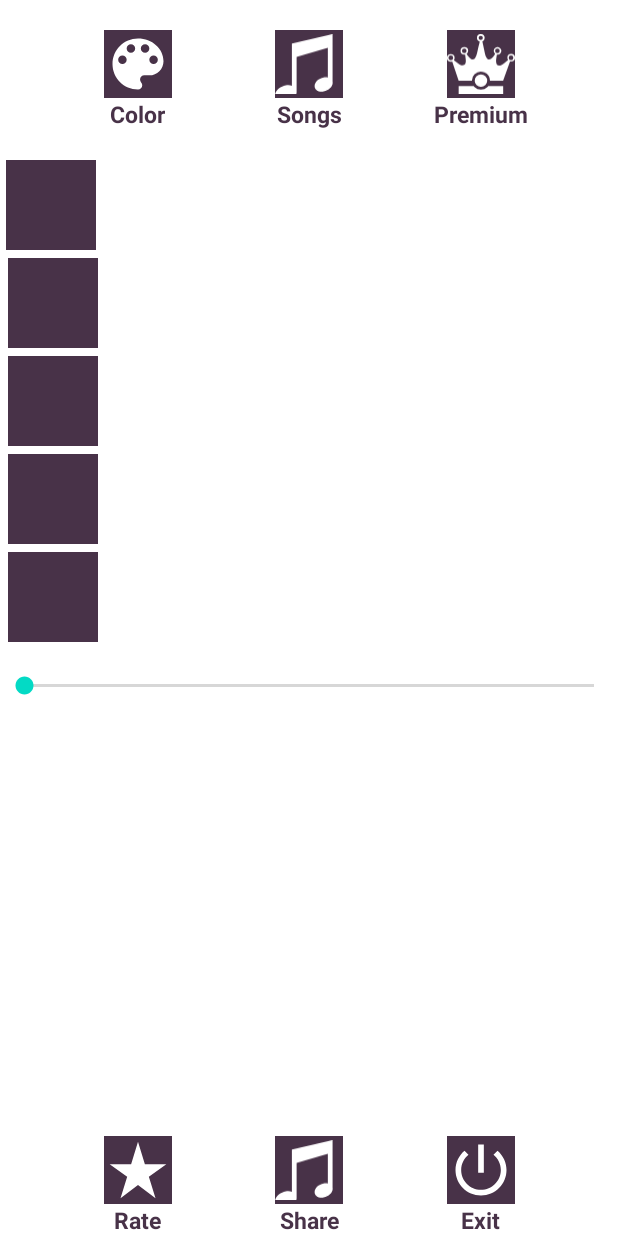
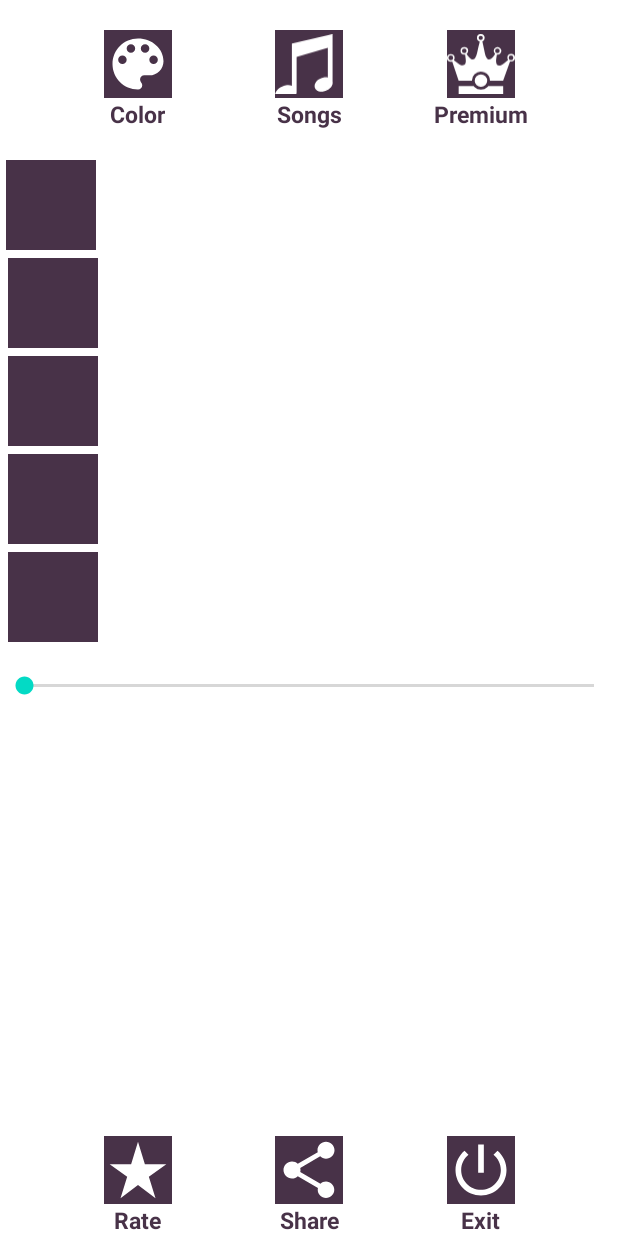
Before and after one commit to rakesharma1987/learningMeditation, an Android app: the screen it shows after launch (MainActivity), on a phone screen of 412 x 824 dp. Run offline under Robolectric (Android 15) with nearby library versions, the phone set to English and light mode, and no system bars; our stand-ins replace AdMob, data binding; libraries missing offline, so code that uses them is left out: yuku.ambilwarna.

Commit message:
view gone/visible done

```diff
--- a/app/src/main/res/layout/activity_main.xml
+++ b/app/src/main/res/layout/activity_main.xml
@@ -155,23 +155,6 @@
             app:layout_constraintTop_toBottomOf="@id/iv_color4"
             android:layout_marginBottom="20dp"/>
 
-        <TextView
-            android:id="@+id/tv_full_screen"
-            android:layout_width="wrap_content"
-            android:layout_height="wrap_content"
-            android:background="@drawable/drawable_circle"
-            android:gravity="center"
-            android:text="Full Screen"
-            android:textColor="@color/white"
-            android:textSize="@dimen/txt_size"
-            android:textStyle="bold"
-            app:layout_constraintBottom_toTopOf="@+id/iv_exit"
-            app:layout_constraintEnd_toEndOf="parent"
-            app:layout_constraintStart_toEndOf="@+id/iv_color3"
-            app:layout_constraintTop_toBottomOf="@+id/tv_songs"
-            app:layout_constraintVertical_bias="0.348"
-            android:visibility="gone"/>
-
         <SeekBar
             android:id="@+id/seekBar"
             android:layout_width="match_parent"
@@ -240,7 +223,7 @@
             android:layout_marginTop="8dp"
             android:background="@color/purple_200"
             android:backgroundTint="@color/purple_200"
-            android:src="@drawable/ic_music"
+            android:src="@drawable/ic_share"
             app:layout_constraintEnd_toStartOf="@+id/iv_songs"
             app:layout_constraintHorizontal_bias="0.5"
             app:layout_constraintStart_toEndOf="@+id/iv_color_plate"
```
Also changed, not shown: app/src/main/java/com/example/aurameditation/MainActivity.kt (+65 -1 lines).
